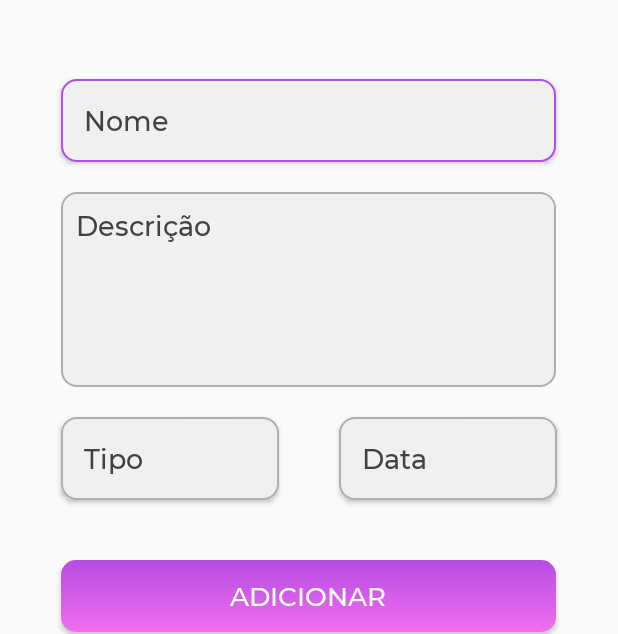
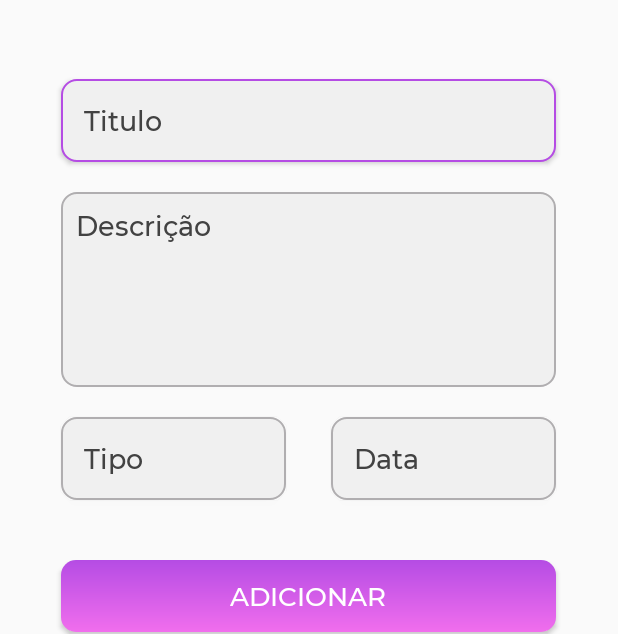
Before and after one commit to guilhermerauj0/Mete-Foco, an Android app: the AddNewTaskActivity screen opened directly, with no data from a screen before it, on a phone screen of 412 x 824 dp. Shown: the part 412-1046 px from the top of the screen. Run offline under Robolectric (Android 15) with nearby library versions, the phone set to English and light mode, and no system bars.

Commit message:
Design Details Corrections

```diff
--- a/app/src/main/java/com/coldrosemob/myapplication/LoginActivity.java
+++ b/app/src/main/java/com/coldrosemob/myapplication/LoginActivity.java
@@ -49,8 +49,6 @@ public class LoginActivity extends AppCompatActivity {
                 finish();
             }
         });
-
-
     }
 
     public static class ViewHolder{
--- a/app/src/main/res/layout/activity_add_new_task.xml
+++ b/app/src/main/res/layout/activity_add_new_task.xml
@@ -72,7 +72,7 @@
         android:gravity="center">
 
         <EditText
-            android:id="@+id/editNome"
+            android:id="@+id/editTitulo"
             android:layout_width="330dp"
             android:layout_height="wrap_content"
             android:elevation="2dp"
@@ -81,7 +81,7 @@
             android:focusable="true"
             android:background="@drawable/edittext_custom"
             android:fontFamily="@font/montserratmedium"
-            android:hint="Nome"
+            android:hint="Titulo"
             android:padding="15dp"
             android:textColorHint="@color/cardview_dark_background" />
 
@@ -90,7 +90,7 @@
             android:id="@+id/editDescricao"
             android:layout_width="330dp"
             android:layout_height="130dp"
-            android:layout_below="@+id/editNome"
+            android:layout_below="@+id/editTitulo"
             android:elevation="2dp"
             android:background="@drawable/edittext_custom"
             android:fontFamily="@font/montserratmedium"
@@ -102,7 +102,7 @@
 
         <EditText
             android:id="@+id/editTipo"
-            android:layout_width="145dp"
+            android:layout_width="150dp"
             android:layout_height="wrap_content"
             android:layout_below="@+id/editDescricao"
             android:elevation="2dp"
@@ -116,11 +116,11 @@
 
         <EditText
             android:id="@+id/editData"
-            android:layout_width="145dp"
+            android:layout_width="150dp"
             android:layout_height="wrap_content"
             android:layout_below="@+id/editDescricao"
             android:elevation="2dp"
-            android:layout_marginLeft="40dp"
+            android:layout_marginLeft="30dp"
             android:layout_marginTop="20dp"
             android:layout_marginBottom="20dp"
             android:layout_toRightOf="@+id/editTipo"
--- a/app/src/main/res/layout/activity_login.xml
+++ b/app/src/main/res/layout/activity_login.xml
@@ -84,6 +84,7 @@
             android:fontFamily="@font/montserratmedium"
             android:hint="@string/hint_nome"
             android:padding="15dp"
+            android:gravity="center"
             android:textColorHint="@color/cardview_dark_background" />
 
         <EditText
@@ -95,6 +96,7 @@
             android:background="@drawable/edittext_custom"
             android:elevation="2dp"
             android:focusable="true"
+            android:gravity="center"
             android:focusableInTouchMode="true"
             android:fontFamily="@font/montserratmedium"
             android:hint="@string/hint_sobrenome"
```
